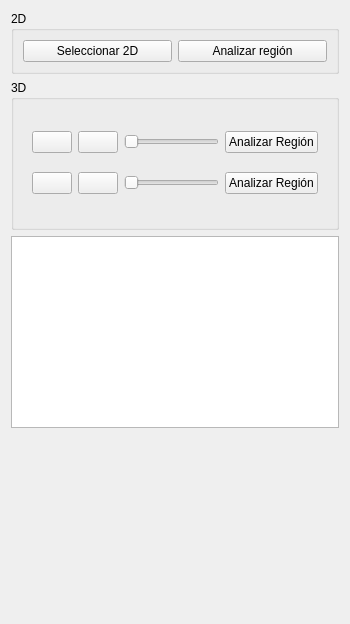
Old version of the form PageDensityAnalysis.ui in the repository rics-ucsp/BoneDensityApp.
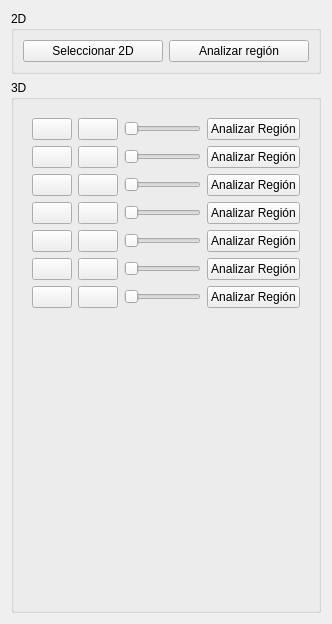
New version of the form. Icons and pictures are not drawn. Custom widgets are drawn as their Qt base class.

```diff
--- a/PageDensityAnalysis.ui
+++ b/PageDensityAnalysis.ui
@@ -6,7 +6,7 @@
    <rect>
     <x>0</x>
     <y>0</y>
-    <width>350</width>
+    <width>332</width>
     <height>624</height>
    </rect>
   </property>
@@ -146,37 +146,227 @@
            </item>
           </layout>
          </item>
+         <item>
+          <layout class="QHBoxLayout" name="horizontalLayout">
+           <item>
+            <widget class="QPushButton" name="btnView3">
+             <property name="text">
+              <string/>
+             </property>
+             <property name="icon">
+              <iconset resource="icons.qrc">
+               <normaloff>:/eye_on.png</normaloff>:/eye_on.png</iconset>
+             </property>
+            </widget>
+           </item>
+           <item>
+            <widget class="QPushButton" name="btnColor3">
+             <property name="text">
+              <string/>
+             </property>
+            </widget>
+           </item>
+           <item>
+            <widget class="QSlider" name="sldOpacity3">
+             <property name="orientation">
+              <enum>Qt::Horizontal</enum>
+             </property>
+            </widget>
+           </item>
+           <item>
+            <widget class="QPushButton" name="btnAnalysis3">
+             <property name="text">
+              <string>Analizar Región</string>
+             </property>
+             <property name="icon">
+              <iconset resource="icons.qrc">
+               <normaloff>:/analysis.png</normaloff>:/analysis.png</iconset>
+             </property>
+            </widget>
+           </item>
+          </layout>
+         </item>
+         <item>
+          <layout class="QHBoxLayout" name="horizontalLayout_6">
+           <item>
+            <widget class="QPushButton" name="btnView4">
+             <property name="text">
+              <string/>
+             </property>
+             <property name="icon">
+              <iconset resource="icons.qrc">
+               <normaloff>:/eye_on.png</normaloff>:/eye_on.png</iconset>
+             </property>
+            </widget>
+           </item>
+           <item>
+            <widget class="QPushButton" name="btnColor4">
+             <property name="text">
+              <string/>
+             </property>
+            </widget>
+           </item>
+           <item>
+            <widget class="QSlider" name="sldOpacity4">
+             <property name="orientation">
+              <enum>Qt::Horizontal</enum>
+             </property>
+            </widget>
+           </item>
+           <item>
+            <widget class="QPushButton" name="btnAnalysis4">
+             <property name="text">
+              <string>Analizar Región</string>
+             </property>
+             <property name="icon">
+              <iconset resource="icons.qrc">
+               <normaloff>:/analysis.png</normaloff>:/analysis.png</iconset>
+             </property>
+            </widget>
+           </item>
+          </layout>
+         </item>
+         <item>
+          <layout class="QHBoxLayout" name="horizontalLayout_7">
+           <item>
+            <widget class="QPushButton" name="btnView5">
+             <property name="text">
+              <string/>
+             </property>
+             <property name="icon">
+              <iconset resource="icons.qrc">
+               <normaloff>:/eye_on.png</normaloff>:/eye_on.png</iconset>
+             </property>
+            </widget>
+           </item>
+           <item>
+            <widget class="QPushButton" name="btnColor5">
+             <property name="text">
+              <string/>
+             </property>
+            </widget>
+           </item>
+           <item>
+            <widget class="QSlider" name="sldOpacity5">
+             <property name="orientation">
+              <enum>Qt::Horizontal</enum>
+             </property>
+            </widget>
+           </item>
+           <item>
+            <widget class="QPushButton" name="btnAnalysis5">
+             <property name="text">
+              <string>Analizar Región</string>
+             </property>
+             <property name="icon">
+              <iconset resource="icons.qrc">
+               <normaloff>:/analysis.png</normaloff>:/analysis.png</iconset>
+             </property>
+            </widget>
+           </item>
+          </layout>
+         </item>
+         <item>
+          <layout class="QHBoxLayout" name="horizontalLayout_8">
+           <item>
+            <widget class="QPushButton" name="btnView6">
+             <property name="text">
+              <string/>
+             </property>
+             <property name="icon">
+              <iconset resource="icons.qrc">
+               <normaloff>:/eye_on.png</normaloff>:/eye_on.png</iconset>
+             </property>
+            </widget>
+           </item>
+           <item>
+            <widget class="QPushButton" name="btnColor6">
+             <property name="text">
+              <string/>
+             </property>
+            </widget>
+           </item>
+           <item>
+            <widget class="QSlider" name="sldOpacity6">
+             <property name="orientation">
+              <enum>Qt::Horizontal</enum>
+             </property>
+            </widget>
+           </item>
+           <item>
+            <widget class="QPushButton" name="btnAnalysis6">
+             <property name="text">
+              <string>Analizar Región</string>
+             </property>
+             <property name="icon">
+              <iconset resource="icons.qrc">
+               <normaloff>:/analysis.png</normaloff>:/analysis.png</iconset>
+             </property>
+            </widget>
+           </item>
+          </layout>
+         </item>
+         <item>
+          <layout class="QHBoxLayout" name="horizontalLayout_9">
+           <item>
+            <widget class="QPushButton" name="btnView7">
+             <property name="text">
+              <string/>
+             </property>
+             <property name="icon">
+              <iconset resource="icons.qrc">
+               <normaloff>:/eye_on.png</normaloff>:/eye_on.png</iconset>
+             </property>
+            </widget>
+           </item>
+           <item>
+            <widget class="QPushButton" name="btnColor7">
+             <property name="text">
+              <string/>
+             </property>
+            </widget>
+           </item>
+           <item>
+            <widget class="QSlider" name="sldOpacity7">
+             <property name="orientation">
+              <enum>Qt::Horizontal</enum>
+             </property>
+            </widget>
+           </item>
+           <item>
+            <widget class="QPushButton" name="btnAnalysis7">
+             <property name="text">
+              <string>Analizar Región</string>
+             </property>
+             <property name="icon">
+              <iconset resource="icons.qrc">
+               <normaloff>:/analysis.png</normaloff>:/analysis.png</iconset>
+             </property>
+            </widget>
+           </item>
+          </layout>
+         </item>
+         <item>
+          <spacer name="verticalSpacer">
+           <property name="orientation">
+            <enum>Qt::Vertical</enum>
+           </property>
+           <property name="sizeHint" stdset="0">
+            <size>
+             <width>20</width>
+             <height>40</height>
+            </size>
+           </property>
+          </spacer>
+         </item>
         </layout>
        </widget>
       </item>
      </layout>
     </widget>
    </item>
-   <item>
-    <widget class="WidgetAnalysisMeshItem" name="listWidget"/>
-   </item>
-   <item>
-    <spacer name="verticalSpacer">
-     <property name="orientation">
-      <enum>Qt::Vertical</enum>
-     </property>
-     <property name="sizeHint" stdset="0">
-      <size>
-       <width>20</width>
-       <height>20</height>
-      </size>
-     </property>
-    </spacer>
-   </item>
   </layout>
  </widget>
- <customwidgets>
-  <customwidget>
-   <class>WidgetAnalysisMeshItem</class>
-   <extends>QListWidget</extends>
-   <header location="global">widgetanalysismeshitem.h</header>
-  </customwidget>
- </customwidgets>
  <resources>
   <include location="icons.qrc"/>
  </resources>
```
Left out of the diff: 2 changed lines with no effect on the pictures.
